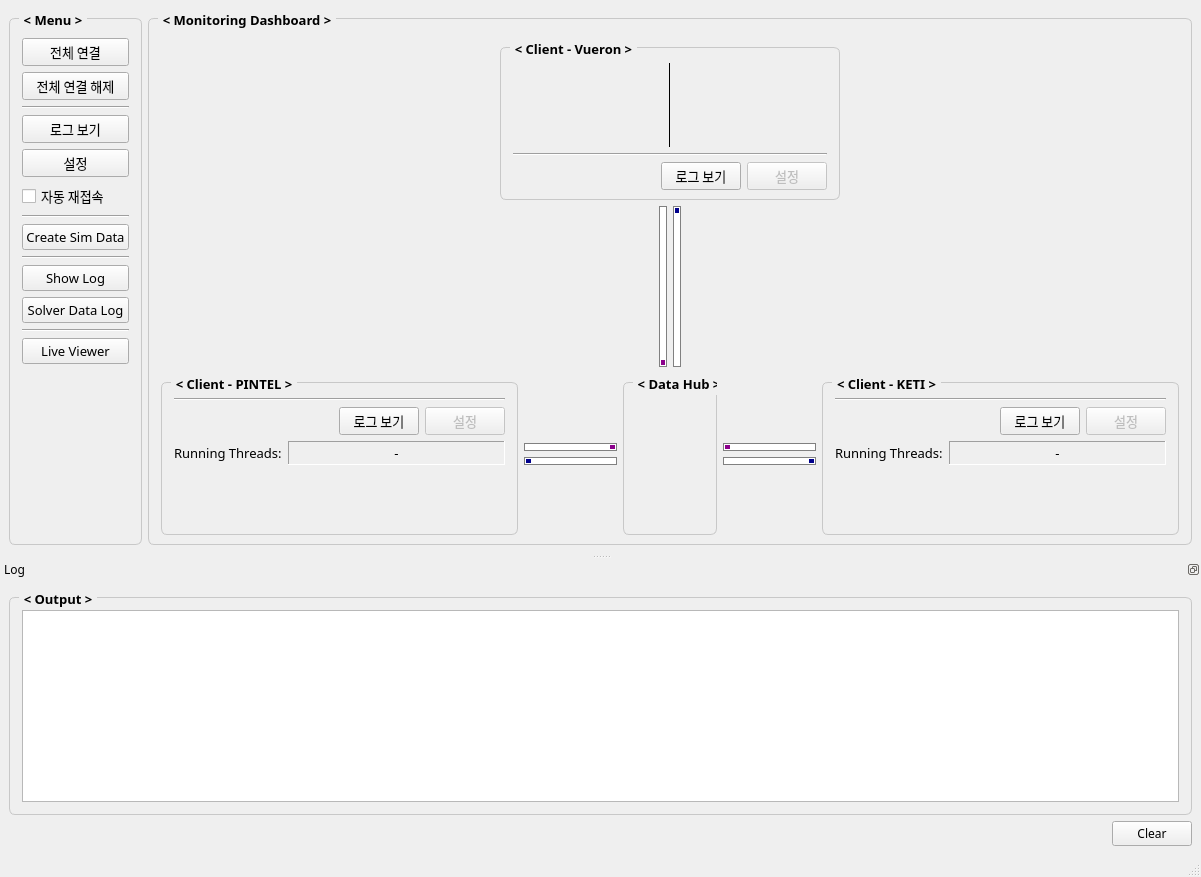
Above: View/main_window.ui from thisisHenney/DataHub before the change. Below: the same form after it.
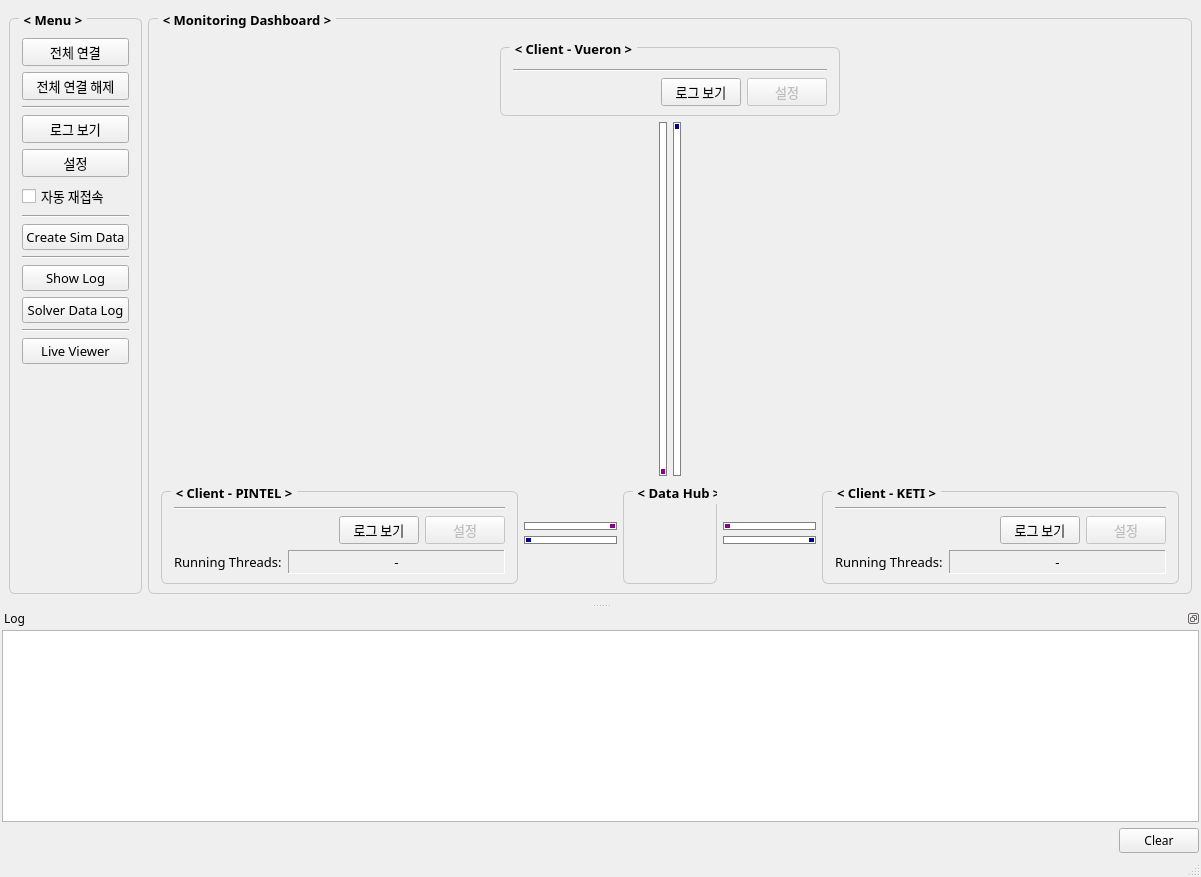
That is the form after the change.

Commit message:
Fix Log panel padding and Vueron panel resize behavior
- Remove groupBox wrapper around the Log dock's output text edit and
  shrink its layout margins so the log fills the dock without excess
  padding
- Replace QSplitter with QVBoxLayout + bottom spacer in mqtt.ui and
  websocket.ui so the status line/data-time label no longer stretch
  when the window is resized
- Give the Vueron txrx progress bar row the grid's vertical stretch
  so only that row grows on resize, keeping the Client - Vueron
  group box a fixed height

What changed in the file:
```diff
--- a/View/main_window.ui
+++ b/View/main_window.ui
@@ -315,7 +315,7 @@
               <number>6</number>
              </property>
              <item>
-              <layout class="QGridLayout" name="gridLayout" rowstretch="0,0,0,0,0" columnstretch="0,0,0,0,0,0,0">
+              <layout class="QGridLayout" name="gridLayout" rowstretch="0,1,0,0,0" columnstretch="0,0,0,0,0,0,0">
                <property name="leftMargin">
                 <number>0</number>
                </property>
@@ -1454,34 +1454,18 @@
    </attribute>
    <widget class="QWidget" name="dockWidgetContents_log">
     <layout class="QVBoxLayout" name="verticalLayout_log">
-     <item>
-      <widget class="QGroupBox" name="groupBox_2">
-       <property name="font">
-        <font>
-         <family>Pretendard</family>
-         <pointsize>10</pointsize>
-         <bold>true</bold>
-        </font>
-       </property>
-       <property name="styleSheet">
-        <string notr="true">QGroupBox {
-    border: 1 solid;
-    border-radius: 6;
-    margin-top: 9;
-    border-color : #c8c8c8;
-    padding: 3;
-}
-QGroupBox::title {
-    subcontrol-origin: margin;
-    subcontrol-position: top left;
-    left: 10;
-    padding: 2 3;
-}</string>
-       </property>
-       <property name="title">
-        <string>&lt; Output &gt;</string>
-       </property>
-       <layout class="QHBoxLayout" name="horizontalLayout_9">
+     <property name="leftMargin">
+      <number>2</number>
+     </property>
+     <property name="topMargin">
+      <number>2</number>
+     </property>
+     <property name="rightMargin">
+      <number>2</number>
+     </property>
+     <property name="bottomMargin">
+      <number>2</number>
+     </property>
         <item>
          <widget class="QPlainTextEdit" name="plainTextEdit_output">
           <property name="font">
@@ -1492,9 +1476,6 @@
           <property name="readOnly">
            <bool>true</bool>
           </property>
-         </widget>
-        </item>
-       </layout>
       </widget>
      </item>
      <item>
```
Lines whose indentation alone changed are shown as unchanged. The commit also changes 6 other files.
